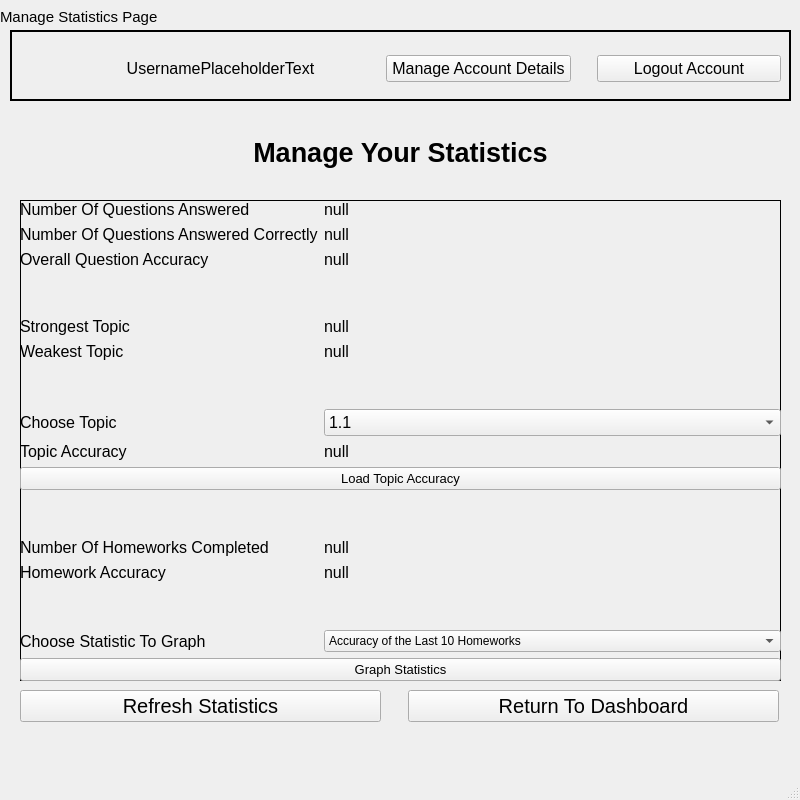
Above: ui files/studentStatisticsPage.ui from BXRSRUDIOS/a-level-coursework-project before the change. Below: the same form after it.
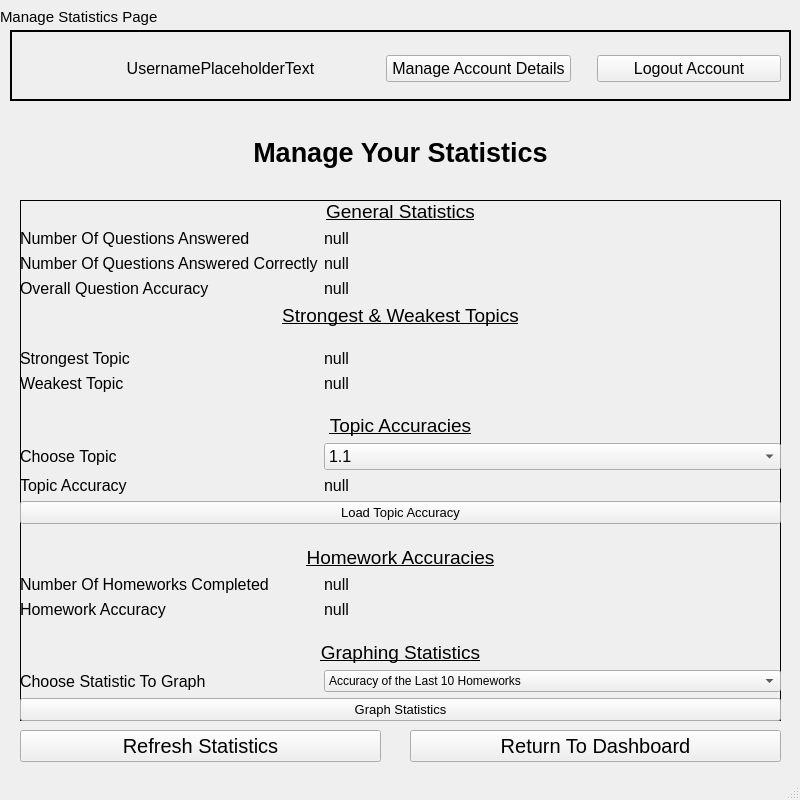
That is the form after the change. Icons and pictures are not drawn.

What changed in the file:
```diff
--- a/ui files/studentStatisticsPage.ui
+++ b/ui files/studentStatisticsPage.ui
@@ -248,8 +248,8 @@
    <widget class="QPushButton" name="returnToDashboard">
     <property name="geometry">
      <rect>
-      <x>408</x>
-      <y>690</y>
+      <x>410</x>
+      <y>730</y>
       <width>371</width>
       <height>32</height>
      </rect>
@@ -269,7 +269,7 @@
       <x>20</x>
       <y>200</y>
       <width>761</width>
-      <height>481</height>
+      <height>521</height>
      </rect>
     </property>
     <property name="frameShape">
@@ -284,11 +284,30 @@
        <x>0</x>
        <y>0</y>
        <width>761</width>
-       <height>481</height>
+       <height>521</height>
       </rect>
      </property>
      <layout class="QFormLayout" name="formLayout_2">
-      <item row="0" column="0">
+      <item row="0" column="0" colspan="2">
+       <widget class="QLabel" name="label_3">
+        <property name="font">
+         <font>
+          <pointsize>14</pointsize>
+          <underline>true</underline>
+         </font>
+        </property>
+        <property name="layoutDirection">
+         <enum>Qt::LeftToRight</enum>
+        </property>
+        <property name="text">
+         <string>General Statistics</string>
+        </property>
+        <property name="alignment">
+         <set>Qt::AlignCenter</set>
+        </property>
+       </widget>
+      </item>
+      <item row="1" column="0">
        <widget class="QLabel" name="label">
         <property name="font">
          <font>
@@ -300,7 +319,7 @@
         </property>
        </widget>
       </item>
-      <item row="0" column="1">
+      <item row="1" column="1">
        <widget class="QLabel" name="noQuestionsAnswered">
         <property name="font">
          <font>
@@ -312,7 +331,7 @@
         </property>
        </widget>
       </item>
-      <item row="1" column="0">
+      <item row="3" column="0">
        <widget class="QLabel" name="label_2">
         <property name="font">
          <font>
@@ -324,7 +343,7 @@
         </property>
        </widget>
       </item>
-      <item row="1" column="1">
+      <item row="3" column="1">
        <widget class="QLabel" name="noQuestionsAnsweredCorrectly">
         <property name="font">
          <font>
@@ -336,7 +355,7 @@
         </property>
        </widget>
       </item>
-      <item row="2" column="0">
+      <item row="4" column="0">
        <widget class="QLabel" name="label_5">
         <property name="font">
          <font>
@@ -348,7 +367,7 @@
         </property>
        </widget>
       </item>
-      <item row="2" column="1">
+      <item row="4" column="1">
        <widget class="QLabel" name="overallQuestionAccuracy">
         <property name="font">
          <font>
@@ -360,7 +379,26 @@
         </property>
        </widget>
       </item>
-      <item row="3" column="0" colspan="2">
+      <item row="5" column="0" colspan="2">
+       <widget class="QLabel" name="label_4">
+        <property name="font">
+         <font>
+          <pointsize>14</pointsize>
+          <underline>true</underline>
+         </font>
+        </property>
+        <property name="layoutDirection">
+         <enum>Qt::LeftToRight</enum>
+        </property>
+        <property name="text">
+         <string>Strongest &amp; Weakest Topics</string>
+        </property>
+        <property name="alignment">
+         <set>Qt::AlignCenter</set>
+        </property>
+       </widget>
+      </item>
+      <item row="6" column="0" colspan="2">
        <spacer name="verticalSpacer_2">
         <property name="orientation">
          <enum>Qt::Vertical</enum>
@@ -373,7 +411,7 @@
         </property>
        </spacer>
       </item>
-      <item row="4" column="0">
+      <item row="7" column="0">
        <widget class="QLabel" name="label_6">
         <property name="font">
          <font>
@@ -385,7 +423,7 @@
         </property>
        </widget>
       </item>
-      <item row="4" column="1">
+      <item row="7" column="1">
        <widget class="QLabel" name="strongestTopic">
         <property name="font">
          <font>
@@ -397,7 +435,7 @@
         </property>
        </widget>
       </item>
-      <item row="5" column="0">
+      <item row="8" column="0">
        <widget class="QLabel" name="label_7">
         <property name="font">
          <font>
@@ -409,7 +447,7 @@
         </property>
        </widget>
       </item>
-      <item row="5" column="1">
+      <item row="8" column="1">
        <widget class="QLabel" name="weakestTopic">
         <property name="font">
          <font>
@@ -421,7 +459,7 @@
         </property>
        </widget>
       </item>
-      <item row="6" column="0" colspan="2">
+      <item row="9" column="0" colspan="2">
        <spacer name="verticalSpacer_3">
         <property name="orientation">
          <enum>Qt::Vertical</enum>
@@ -434,7 +472,26 @@
         </property>
        </spacer>
       </item>
-      <item row="7" column="0">
+      <item row="10" column="0" colspan="2">
+       <widget class="QLabel" name="label_13">
+        <property name="font">
+         <font>
+          <pointsize>14</pointsize>
+          <underline>true</underline>
+         </font>
+        </property>
+        <property name="layoutDirection">
+         <enum>Qt::LeftToRight</enum>
+        </property>
+        <property name="text">
+         <string>Topic Accuracies</string>
+        </property>
+        <property name="alignment">
+         <set>Qt::AlignCenter</set>
+        </property>
+       </widget>
+      </item>
+      <item row="11" column="0">
        <widget class="QLabel" name="label_8">
         <property name="font">
          <font>
@@ -446,7 +503,7 @@
         </property>
        </widget>
       </item>
-      <item row="7" column="1">
+      <item row="11" column="1">
        <widget class="QComboBox" name="chooseTopicComboBox">
         <property name="font">
          <font>
@@ -510,7 +567,7 @@
         </item>
        </widget>
       </item>
-      <item row="8" column="0">
+      <item row="12" column="0">
        <widget class="QLabel" name="label_9">
         <property name="font">
          <font>
@@ -522,7 +579,7 @@
         </property>
        </widget>
       </item>
-      <item row="8" column="1">
+      <item row="12" column="1">
        <widget class="QLabel" name="topicAccuracy">
         <property name="font">
          <font>
@@ -534,7 +591,7 @@
         </property>
        </widget>
       </item>
-      <item row="9" column="0" colspan="2">
+      <item row="13" column="0" colspan="2">
        <widget class="QPushButton" name="loadTopicAccuracyButton">
         <property name="font">
          <font>
@@ -546,7 +603,7 @@
         </property>
        </widget>
       </item>
-      <item row="10" column="0" colspan="2">
+      <item row="14" column="0" colspan="2">
        <spacer name="verticalSpacer">
         <property name="orientation">
          <enum>Qt::Vertical</enum>
@@ -559,7 +616,7 @@
         </property>
        </spacer>
       </item>
-      <item row="11" column="0">
+      <item row="16" column="0">
        <widget class="QLabel" name="label_10">
         <property name="font">
          <font>
@@ -571,7 +628,7 @@
         </property>
        </widget>
       </item>
-      <item row="11" column="1">
+      <item row="16" column="1">
        <widget class="QLabel" name="noHomeworksCompleted">
         <property name="font">
          <font>
@@ -583,7 +640,7 @@
         </property>
        </widget>
       </item>
-      <item row="12" column="0">
+      <item row="17" column="0">
        <widget class="QLabel" name="label_11">
         <property name="font">
          <font>
@@ -595,7 +652,7 @@
         </property>
        </widget>
       </item>
-      <item row="12" column="1">
+      <item row="17" column="1">
        <widget class="QLabel" name="homeworkAccuracy">
         <property name="font">
          <font>
@@ -607,7 +664,20 @@
         </property>
        </widget>
       </item>
-      <item row="14" column="0">
+      <item row="18" column="0" colspan="2">
+       <spacer name="verticalSpacer_4">
+        <property name="orientation">
+         <enum>Qt::Vertical</enum>
+        </property>
+        <property name="sizeHint" stdset="0">
+         <size>
+          <width>20</width>
+          <height>40</height>
+         </size>
+        </property>
+       </spacer>
+      </item>
+      <item row="20" column="0">
        <widget class="QLabel" name="label_12">
         <property name="font">
          <font>
@@ -619,7 +689,7 @@
         </property>
        </widget>
       </item>
-      <item row="14" column="1">
+      <item row="20" column="1">
        <widget class="QComboBox" name="chooseGraphStatComboBox">
         <item>
          <property name="text">
@@ -638,7 +708,7 @@
         </item>
        </widget>
       </item>
-      <item row="15" column="0" colspan="2">
+      <item row="21" column="0" colspan="2">
        <widget class="QPushButton" name="graphStatisticsButton">
         <property name="font">
          <font>
@@ -650,18 +720,43 @@
         </property>
        </widget>
       </item>
-      <item row="13" column="0" colspan="2">
-       <spacer name="verticalSpacer_4">
-        <property name="orientation">
-         <enum>Qt::Vertical</enum>
+      <item row="15" column="0" colspan="2">
+       <widget class="QLabel" name="label_14">
+        <property name="font">
+         <font>
+          <pointsize>14</pointsize>
+          <underline>true</underline>
+         </font>
         </property>
-        <property name="sizeHint" stdset="0">
-         <size>
-          <width>20</width>
-          <height>40</height>
-         </size>
+        <property name="layoutDirection">
+         <enum>Qt::LeftToRight</enum>
         </property>
-       </spacer>
+        <property name="text">
+         <string>Homework Accuracies</string>
+        </property>
+        <property name="alignment">
+         <set>Qt::AlignCenter</set>
+        </property>
+       </widget>
+      </item>
+      <item row="19" column="0" colspan="2">
+       <widget class="QLabel" name="label_15">
+        <property name="font">
+         <font>
+          <pointsize>14</pointsize>
+          <underline>true</underline>
+         </font>
+        </property>
+        <property name="layoutDirection">
+         <enum>Qt::LeftToRight</enum>
+        </property>
+        <property name="text">
+         <string>Graphing Statistics</string>
+        </property>
+        <property name="alignment">
+         <set>Qt::AlignCenter</set>
+        </property>
+       </widget>
       </item>
      </layout>
     </widget>
@@ -670,7 +765,7 @@
     <property name="geometry">
      <rect>
       <x>20</x>
-      <y>690</y>
+      <y>730</y>
       <width>361</width>
       <height>32</height>
      </rect>
```
